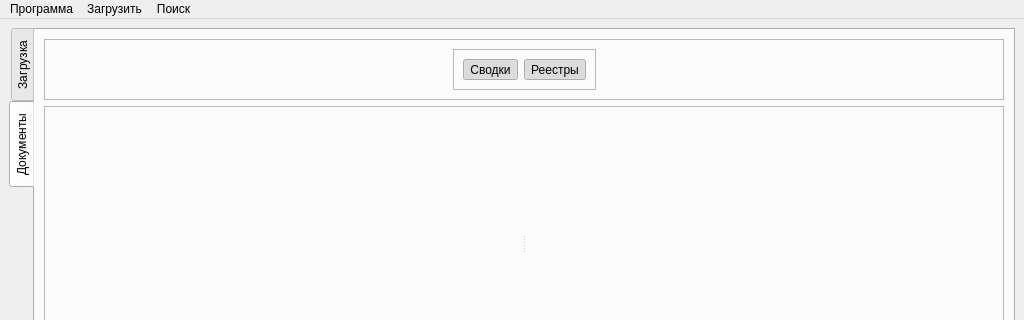
The window that src/gui/MainWindow.ui (Flk427/CrossWordsHunter) describes before a commit, drawn with Qt 5; both pictures show x 0 to 1024 and y 0 to 320 of the 1024 by 768 pixel window.
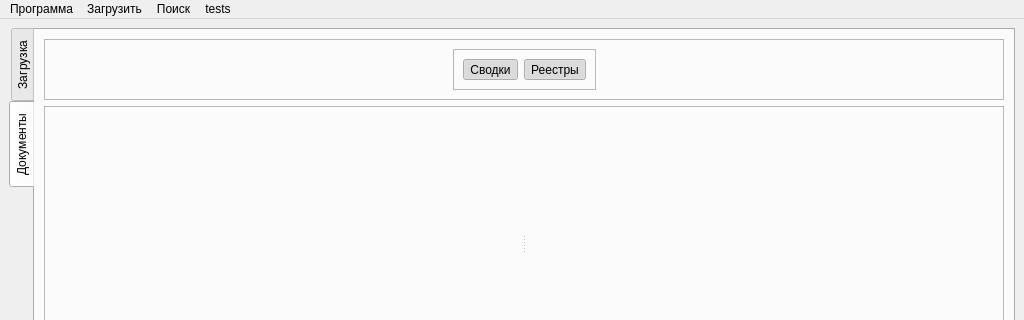
The same window after the commit. Custom widgets are drawn as their Qt base class.

```diff
--- a/src/gui/MainWindow.ui
+++ b/src/gui/MainWindow.ui
@@ -363,9 +363,19 @@
     <addaction name="separator"/>
     <addaction name="actionQuit"/>
    </widget>
+   <widget class="QMenu" name="menutests">
+    <property name="title">
+     <string>tests</string>
+    </property>
+    <addaction name="actiontest_qax"/>
+    <addaction name="actiontest_Excel_1"/>
+    <addaction name="actiontest_mime"/>
+    <addaction name="actiontest_Libre_Office"/>
+   </widget>
    <addaction name="menu_3"/>
    <addaction name="menu"/>
    <addaction name="menu_2"/>
+   <addaction name="menutests"/>
   </widget>
   <widget class="QStatusBar" name="statusbar"/>
   <action name="actionLoadEvent">
```
Left out of the diff: 32 changed lines with no effect on the pictures.
